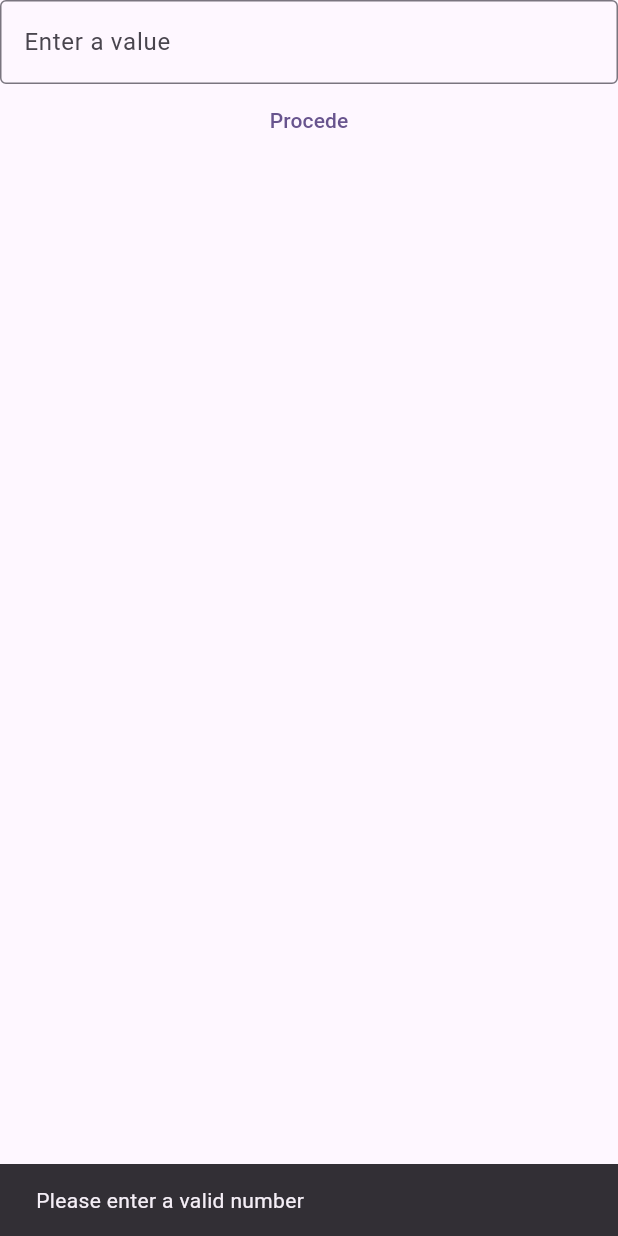
After one commit to buildervortex/smoc, a Flutter app: the SingleInputPage screen opened directly, after a tap on "Procede", on a phone screen of 412 x 824 dp. The commit adds this screen. Run offline on Flutter 3.47's test engine with Material 3 defaults, Android fonts, the phone set to English and light mode, and no system bars; our stand-ins replace bloc, equatable, flutter_bloc, flutter_svg, get_it.

Commit message:
add the single input page

```diff
--- a/lib/bloc/cubit/operation_cubit.dart
+++ b/lib/bloc/cubit/operation_cubit.dart
@@ -24,4 +24,13 @@ class OperationCubit extends Cubit<OperationState> {
         sparseMatrixes: newSparseMatrixes,
         inputValues: state.inputValues));
   }
+
+  void addInputValue(double inputValue) {
+    final List<double> newInputValues = List.from(state.inputValues)
+      ..add(inputValue);
+    emit(OperationState(
+        operation: state.operation,
+        sparseMatrixes: state.sparseMatrixes,
+        inputValues: newInputValues));
+  }
 }
--- a/lib/presentation/pages/home_page.dart
+++ b/lib/presentation/pages/home_page.dart
@@ -6,6 +6,7 @@ import 'package:smo/bloc/cubit/operation_cubit.dart';
 import 'package:smo/di/injection_container.dart';
 import 'package:smo/models/sparse_matrix.dart';
 import 'package:smo/presentation/pages/matrix_input_page.dart';
+import 'package:smo/presentation/pages/single_input_page.dart';
 
 class MatrixOperation {
   final String name;
@@ -183,5 +184,12 @@ class HomePage extends StatelessWidget {
         context.read<OperationCubit>().addSparseMatrix(matrix);
       }
     }
+    for (int i = 0; i < valueCount; i++) {
+      var value = await Navigator.push<double>(
+          context, MaterialPageRoute(builder: (_) => SingleInputPage()));
+      if (value != null) {
+        context.read<OperationCubit>().addInputValue(value);
+      }
+    }
   }
 }
--- /dev/null
+++ b/lib/presentation/pages/single_input_page.dart
@@ -0,0 +1,47 @@
+import 'package:flutter/material.dart';
+
+class SingleInputPage extends StatefulWidget {
+  const SingleInputPage({super.key});
+
+  @override
+  State<SingleInputPage> createState() => _SingleInputPageState();
+}
+
+class _SingleInputPageState extends State<SingleInputPage> {
+  final TextEditingController _controller = TextEditingController();
+
+  @override
+  Widget build(BuildContext context) {
+    return Scaffold(
+      body: Center(
+        child: Column(
+          children: [
+            TextField(
+              decoration: InputDecoration(
+                labelText: 'Enter a value',
+                border: OutlineInputBorder(),
+                hintText: "Enter a value",
+              ),
+              controller: _controller,
+              keyboardType: TextInputType.number,
+            ),
+            TextButton(
+                onPressed: () {
+                  var doubleValue = double.tryParse(_controller.text);
+                  if (doubleValue == null) {
+                    ScaffoldMessenger.of(context).showSnackBar(
+                      SnackBar(
+                        content: Text("Please enter a valid number"),
+                      ),
+                    );
+                  } else {
+                    Navigator.pop(context, doubleValue);
+                  }
+                },
+                child: Text("Procede"))
+          ],
+        ),
+      ),
+    );
+  }
+}
```
